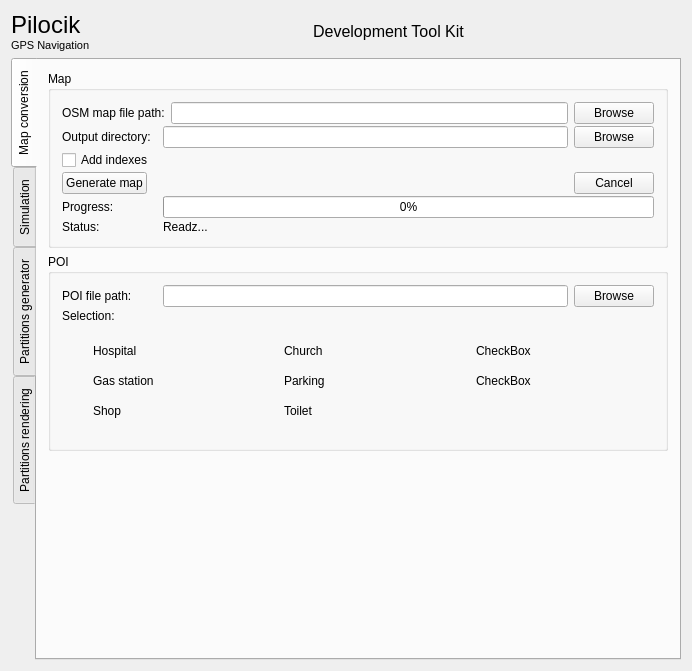
Qt form Utils/mainwindow.ui (dotevo/Pilocik) before a commit.
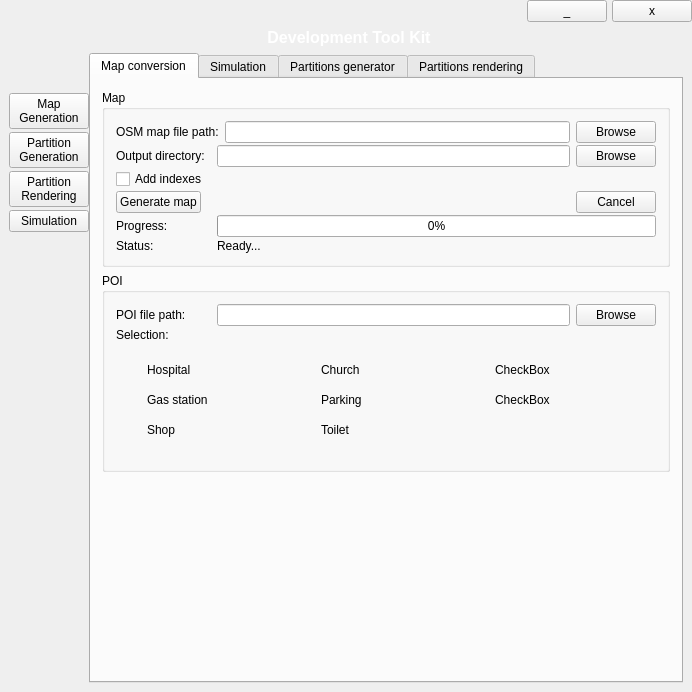
The same form after that commit. The open tabs and pages were chosen to show the change. Icons and pictures are not drawn. Custom widgets are drawn as their Qt base class.

Commit message: New Utils style

Patch:
```diff
--- a/Utils/mainwindow.ui
+++ b/Utils/mainwindow.ui
@@ -7,7 +7,7 @@
     <x>0</x>
     <y>0</y>
     <width>692</width>
-    <height>671</height>
+    <height>692</height>
    </rect>
   </property>
   <property name="windowTitle">
@@ -17,13 +17,139 @@
    <iconset resource="Icons.qrc">
     <normaloff>:/png/images/pilocik_ico.png</normaloff>:/png/images/pilocik_ico.png</iconset>
   </property>
+  <property name="windowOpacity">
+   <double>1.000000000000000</double>
+  </property>
+  <property name="styleSheet">
+   <string notr="true">#centralWidget {
+	background: qradialgradient(cx:0.5, cy:0.1, radius: 1,
+                            fx:0.5, fy:0.1,
+                            stop:0 #4e5663,
+                            stop:1 #0e1215);
+	border-radius: 15px;
+	border: 1px solid black;
+}
+QTabWidget::pane { /* The tab widget frame */
+     background: qradialgradient(cx:0.5, cy:0, radius: 1,
+                            fx:0.5, fy:0.5,
+                            stop:0 #4e5663,
+                            stop:1 #0e1215);
+ }
+
+QTabWidget::pane {
+     background: qradialgradient(cx:0.5, cy:0, radius: 1,
+                            fx:0.5, fy:0.5,
+                            stop:0 #ffffff,
+                            stop:1 #e6e6e6);
+	border-radius: 15px;
+	border: 1px solid orange;
+}
+
+QTabWidget::pane &gt; QWidget {
+	background: rgba(0, 0, 0, 0);
+}
+
+ QTabWidget::tab-bar {
+     top: 25px; /* move to the right by 5px */
+ }
+
+ QTabBar::tab {
+	background: rgba(0, 0, 0, 0);
+	color: rgba(0, 0, 0, 0);
+	border:0;
+ }
+
+/* Tab Panes layouts */
+#mapConversion, #simulation, #partitionsGen, #partitionsRender {
+	background: rgba(0,0,0,0);
+}
+
+/* All Buttons */
+ QPushButton {
+	background: qradialgradient(cx:0.5, cy:0.5, radius: 1,
+                            fx:0.5, fy:0.5,
+                            stop:0 #5b5f6a,
+                            stop:1 #45484d);
+    border: 1px solid darkgrey;
+    padding: 2px;
+	font-weight: bold;
+	border-radius: 5px;
+	color: white;
+	padding: 5px;
+ }
+
+#closeButton {
+background: qlineargradient(x1: 0, y1: 0, x2: 0, y2: 1,
+                             stop: 0 #bc6764,
+                             stop: 0.5 #ab0f10,
+                             stop: 1 #b93739);
+border: 1px solid #9e4946;
+border-top-left-radius: 0px;
+border-top-right-radius: 15px;
+border-bottom-right-radius: 0px;
+padding:2px;
+width:35px;
+height: 15px;
+}
+
+#hideButton {
+background: qlineargradient(x1: 0, y1: 0, x2: 0, y2: 1,
+                             stop: 0 #79bece,
+                             stop: 0.5 #107da8,
+                             stop: 1 #1a9dd1);
+border: 1px solid #3f7484;
+    border-top-left-radius: 0px;
+    border-top-right-radius: 0px;
+padding:2px;
+width:25px;
+height: 15px;
+}
+
+/* TabButtons */
+#tabMapGenButton, #tabPartGenButton, #tabPartRenderButton, #tabSimButton {
+	background: qradialgradient(cx:0.5, cy:0.5, radius: 1,
+                            fx:0.5, fy:0.5,
+                            stop:0 #3c434d,
+                            stop:1 #45484d);
+	color: white;
+	border: 0;
+	border-top-right-radius: 0px;
+	border-bottom-right-radius: 0px;
+    padding: 2px;
+	font-weight: bold;
+	border-radius: 5px;
+	border-right: 0;
+	height: 56px;
+width: 130px;
+ }
+/*#tabMapGenButton, #tabPartGenButton, #tabPartRenderButton, #tabSimButton {
+	background: qradialgradient(cx:0.5, cy:0.5, radius: 1,
+                            fx:0.5, fy:0.5,
+                            stop:0 #ffffff,
+                            stop:1 #cccccc);
+	color: orange;
+    border: 1px solid darkorange;
+ }*/
+
+QGroupBox::title {
+	color:orange;
+font-size: 16px;
+	font-weight: bold;
+}</string>
+  </property>
+  <property name="toolButtonStyle">
+   <enum>Qt::ToolButtonFollowStyle</enum>
+  </property>
   <property name="tabShape">
    <enum>QTabWidget::Rounded</enum>
   </property>
   <widget class="QWidget" name="centralWidget">
-   <layout class="QVBoxLayout" name="verticalLayout_5">
+   <layout class="QVBoxLayout" name="verticalLayout_17">
+    <property name="margin">
+     <number>0</number>
+    </property>
     <item>
-     <layout class="QHBoxLayout" name="horizontalLayout_19">
+     <layout class="QHBoxLayout" name="horizontalLayout_34">
       <item>
        <widget class="QLabel" name="label_15">
         <property name="sizePolicy">
@@ -37,8 +163,7 @@
 &lt;html&gt;&lt;head&gt;&lt;meta name=&quot;qrichtext&quot; content=&quot;1&quot; /&gt;&lt;style type=&quot;text/css&quot;&gt;
 p, li { white-space: pre-wrap; }
 &lt;/style&gt;&lt;/head&gt;&lt;body style=&quot; font-family:'MS Shell Dlg 2'; font-size:8.25pt; font-weight:400; font-style:normal;&quot;&gt;
-&lt;p style=&quot; margin-top:0px; margin-bottom:0px; margin-left:0px; margin-right:0px; -qt-block-indent:0; text-indent:0px;&quot;&gt;&lt;span style=&quot; font-size:18pt;&quot;&gt;Pilocik&lt;/span&gt;&lt;/p&gt;
-&lt;p style=&quot; margin-top:0px; margin-bottom:0px; margin-left:0px; margin-right:0px; -qt-block-indent:0; text-indent:0px;&quot;&gt;&lt;span style=&quot; font-size:8pt;&quot;&gt;GPS Navigation&lt;/span&gt;&lt;/p&gt;&lt;/body&gt;&lt;/html&gt;</string>
+&lt;p style=&quot; margin-top:0px; margin-bottom:0px; margin-left:0px; margin-right:0px; -qt-block-indent:0; text-indent:0px;&quot;&gt;&lt;img src=&quot;:/png/images/pilocik_logo.png&quot; width=&quot;250&quot; height=&quot;75&quot; /&gt;&lt;/p&gt;&lt;/body&gt;&lt;/html&gt;</string>
         </property>
         <property name="alignment">
          <set>Qt::AlignLeading|Qt::AlignLeft|Qt::AlignVCenter</set>
@@ -46,13 +171,64 @@
        </widget>
       </item>
       <item>
+       <layout class="QVBoxLayout" name="verticalLayout_5">
+        <item>
+         <layout class="QHBoxLayout" name="horizontalLayout_19">
+          <property name="spacing">
+           <number>5</number>
+          </property>
+          <item>
+           <spacer name="horizontalSpacer_8">
+            <property name="orientation">
+             <enum>Qt::Horizontal</enum>
+            </property>
+            <property name="sizeHint" stdset="0">
+             <size>
+              <width>40</width>
+              <height>20</height>
+             </size>
+            </property>
+           </spacer>
+          </item>
+          <item>
+           <widget class="QPushButton" name="hideButton">
+            <property name="styleSheet">
+             <string notr="true"/>
+            </property>
+            <property name="text">
+             <string>  _  </string>
+            </property>
+           </widget>
+          </item>
+          <item>
+           <widget class="QPushButton" name="closeButton">
+            <property name="cursor">
+             <cursorShape>ArrowCursor</cursorShape>
+            </property>
+            <property name="styleSheet">
+             <string notr="true"/>
+            </property>
+            <property name="text">
+             <string>  x  </string>
+            </property>
+           </widget>
+          </item>
+         </layout>
+        </item>
+        <item>
        <widget class="QLabel" name="label_16">
+          <property name="sizePolicy">
+           <sizepolicy hsizetype="Expanding" vsizetype="Expanding">
+            <horstretch>0</horstretch>
+            <verstretch>0</verstretch>
+           </sizepolicy>
+          </property>
         <property name="text">
          <string>&lt;!DOCTYPE HTML PUBLIC &quot;-//W3C//DTD HTML 4.0//EN&quot; &quot;http://www.w3.org/TR/REC-html40/strict.dtd&quot;&gt;
 &lt;html&gt;&lt;head&gt;&lt;meta name=&quot;qrichtext&quot; content=&quot;1&quot; /&gt;&lt;style type=&quot;text/css&quot;&gt;
 p, li { white-space: pre-wrap; }
 &lt;/style&gt;&lt;/head&gt;&lt;body style=&quot; font-family:'MS Shell Dlg 2'; font-size:8.25pt; font-weight:400; font-style:normal;&quot;&gt;
-&lt;p style=&quot; margin-top:0px; margin-bottom:0px; margin-left:0px; margin-right:0px; -qt-block-indent:0; text-indent:0px;&quot;&gt;&lt;span style=&quot; font-size:12pt;&quot;&gt;Development Tool Kit&lt;/span&gt;&lt;/p&gt;&lt;/body&gt;&lt;/html&gt;</string>
+&lt;p style=&quot; margin-top:0px; margin-bottom:0px; margin-left:0px; margin-right:0px; -qt-block-indent:0; text-indent:0px;&quot;&gt;&lt;span style=&quot; font-size:12pt; color: white; font-weight:bold;&quot;&gt;Development Tool Kit&lt;/span&gt;&lt;/p&gt;&lt;/body&gt;&lt;/html&gt;</string>
         </property>
         <property name="alignment">
          <set>Qt::AlignCenter</set>
@@ -61,13 +237,160 @@
       </item>
      </layout>
     </item>
+     </layout>
+    </item>
+    <item>
+     <layout class="QHBoxLayout" name="horizontalLayout_35">
+      <property name="spacing">
+       <number>0</number>
+      </property>
+      <item>
+       <layout class="QVBoxLayout" name="verticalLayout_15">
+        <property name="spacing">
+         <number>3</number>
+        </property>
+        <property name="leftMargin">
+         <number>9</number>
+        </property>
+        <item>
+         <spacer name="verticalSpacer_5">
+          <property name="orientation">
+           <enum>Qt::Vertical</enum>
+          </property>
+          <property name="sizeType">
+           <enum>QSizePolicy::Fixed</enum>
+          </property>
+          <property name="sizeHint" stdset="0">
+           <size>
+            <width>20</width>
+            <height>40</height>
+           </size>
+          </property>
+         </spacer>
+        </item>
+        <item>
+         <widget class="QPushButton" name="tabMapGenButton">
+          <property name="text">
+           <string>Map
+Generation</string>
+          </property>
+          <property name="icon">
+           <iconset resource="Icons.qrc">
+            <normaloff>:/png/images/Map.png</normaloff>:/png/images/Map.png</iconset>
+          </property>
+          <property name="iconSize">
+           <size>
+            <width>48</width>
+            <height>48</height>
+           </size>
+          </property>
+         </widget>
+        </item>
+        <item>
+         <widget class="QPushButton" name="tabPartGenButton">
+          <property name="text">
+           <string>Partition
+Generation</string>
+          </property>
+          <property name="icon">
+           <iconset resource="Icons.qrc">
+            <normaloff>:/png/images/earth.png</normaloff>:/png/images/earth.png</iconset>
+          </property>
+          <property name="iconSize">
+           <size>
+            <width>48</width>
+            <height>48</height>
+           </size>
+          </property>
+         </widget>
+        </item>
+        <item>
+         <widget class="QPushButton" name="tabPartRenderButton">
+          <property name="text">
+           <string>Partition
+Rendering</string>
+          </property>
+          <property name="icon">
+           <iconset resource="Icons.qrc">
+            <normaloff>:/png/images/Picture.png</normaloff>:/png/images/Picture.png</iconset>
+          </property>
+          <property name="iconSize">
+           <size>
+            <width>48</width>
+            <height>48</height>
+           </size>
+          </property>
+         </widget>
+        </item>
+        <item>
+         <widget class="QPushButton" name="tabSimButton">
+          <property name="text">
+           <string>Simulation</string>
+          </property>
+          <property name="icon">
+           <iconset resource="Icons.qrc">
+            <normaloff>:/png/images/Network radar.png</normaloff>:/png/images/Network radar.png</iconset>
+          </property>
+          <property name="iconSize">
+           <size>
+            <width>48</width>
+            <height>48</height>
+           </size>
+          </property>
+         </widget>
+        </item>
+        <item>
+         <spacer name="verticalSpacer_3">
+          <property name="orientation">
+           <enum>Qt::Vertical</enum>
+          </property>
+          <property name="sizeHint" stdset="0">
+           <size>
+            <width>20</width>
+            <height>40</height>
+           </size>
+          </property>
+         </spacer>
+        </item>
+       </layout>
+      </item>
     <item>
      <layout class="QHBoxLayout" name="horizontalLayout_32">
+        <property name="spacing">
+         <number>0</number>
+        </property>
+        <property name="leftMargin">
+         <number>0</number>
+        </property>
+        <property name="topMargin">
+         <number>0</number>
+        </property>
+        <property name="rightMargin">
+         <number>9</number>
+        </property>
+        <property name="bottomMargin">
+         <number>9</number>
+        </property>
       <item>
        <widget class="QTabWidget" name="tabWidget">
         <property name="enabled">
          <bool>true</bool>
         </property>
+          <property name="minimumSize">
+           <size>
+            <width>0</width>
+            <height>0</height>
+           </size>
+          </property>
+          <property name="baseSize">
+           <size>
+            <width>0</width>
+            <height>0</height>
+           </size>
+          </property>
+          <property name="focusPolicy">
+           <enum>Qt::NoFocus</enum>
+          </property>
         <property name="contextMenuPolicy">
          <enum>Qt::NoContextMenu</enum>
         </property>
@@ -80,8 +403,11 @@
         <property name="autoFillBackground">
          <bool>false</bool>
         </property>
+          <property name="styleSheet">
+           <string notr="true"/>
+          </property>
         <property name="tabPosition">
-         <enum>QTabWidget::West</enum>
+           <enum>QTabWidget::North</enum>
         </property>
         <property name="tabShape">
          <enum>QTabWidget::Rounded</enum>
@@ -98,6 +424,9 @@
         <property name="elideMode">
          <enum>Qt::ElideNone</enum>
         </property>
+          <property name="usesScrollButtons">
+           <bool>true</bool>
+          </property>
         <property name="documentMode">
          <bool>false</bool>
         </property>
@@ -108,10 +437,16 @@
          <bool>false</bool>
         </property>
         <widget class="QWidget" name="mapConversion">
+           <property name="styleSheet">
+            <string notr="true"/>
+           </property>
          <attribute name="title">
           <string>Map conversion</string>
          </attribute>
          <layout class="QVBoxLayout" name="verticalLayout_16">
+            <property name="sizeConstraint">
+             <enum>QLayout::SetDefaultConstraint</enum>
+            </property>
           <item>
            <widget class="QGroupBox" name="groupBox_5">
             <property name="sizePolicy">
@@ -294,7 +629,7 @@
                <item>
                 <widget class="QLabel" name="mcStatus">
                  <property name="text">
-                  <string>Readz...</string>
+                    <string>Ready...</string>
                  </property>
                 </widget>
                </item>
@@ -359,8 +694,8 @@
                  <rect>
                   <x>0</x>
                   <y>0</y>
-                  <width>606</width>
-                  <height>119</height>
+                    <width>494</width>
+                    <height>108</height>
                  </rect>
                 </property>
                 <layout class="QGridLayout" name="gridLayout">
@@ -1520,6 +1855,8 @@
          </layout>
         </widget>
        </widget>
+        </item>
+       </layout>
       </item>
      </layout>
     </item>
```
Left out of the diff: 5 changed lines with no effect on the pictures. Lines whose indentation alone changed are shown as unchanged. The commit also changes 10 other files.
